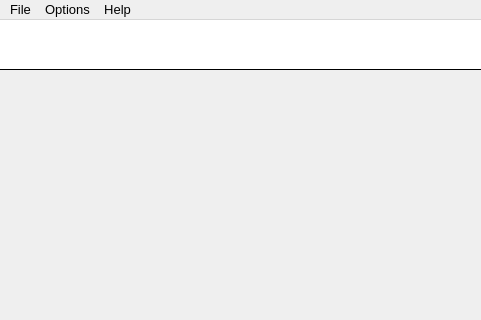
The window that wizard.ui (stramel/drasterblaster) describes before a commit, drawn with Qt 5; both pictures show x 0 to 481 and y 0 to 320 of the 640 by 480 pixel window.
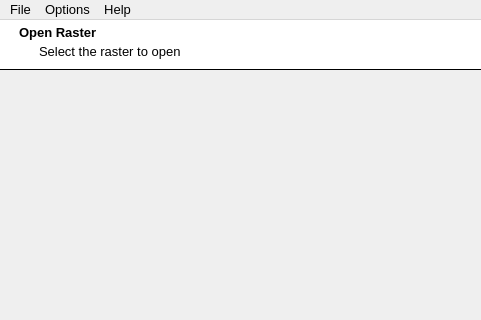
The same window after the commit. The open tabs and pages were chosen to show the change. Icons and pictures are not drawn.

```diff
--- a/wizard.ui
+++ b/wizard.ui
@@ -224,6 +224,47 @@
       <property name="frameShadow">
        <enum>QFrame::Plain</enum>
       </property>
+      <widget class="QLabel" name="labelPageTitle">
+       <property name="geometry">
+        <rect>
+         <x>20</x>
+         <y>3</y>
+         <width>171</width>
+         <height>20</height>
+        </rect>
+       </property>
+       <property name="font">
+        <font>
+         <pointsize>10</pointsize>
+         <weight>75</weight>
+         <bold>true</bold>
+        </font>
+       </property>
+       <property name="text">
+        <string>Open Raster</string>
+       </property>
+      </widget>
+      <widget class="QLabel" name="labelPageDesc">
+       <property name="geometry">
+        <rect>
+         <x>40</x>
+         <y>22</y>
+         <width>301</width>
+         <height>21</height>
+        </rect>
+       </property>
+       <property name="font">
+        <font>
+         <pointsize>10</pointsize>
+        </font>
+       </property>
+       <property name="text">
+        <string>Select the raster to open</string>
+       </property>
+       <property name="wordWrap">
+        <bool>true</bool>
+       </property>
+      </widget>
      </widget>
     </widget>
    </widget>
```
Left out of the diff: 86 changed lines with no effect on the pictures.
